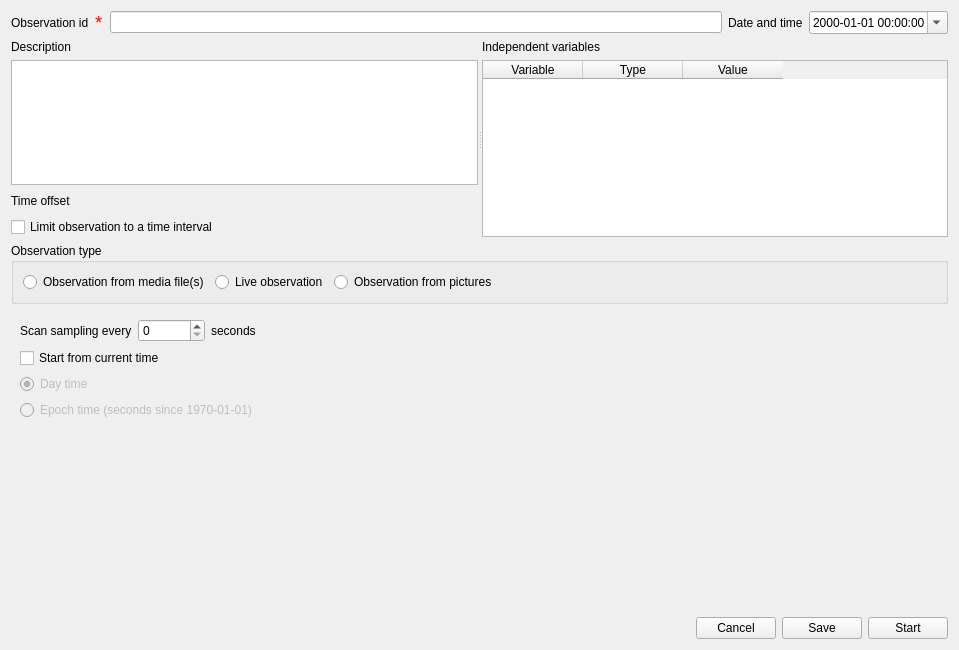
olivierfriard/BORIS, file boris/observation.ui: the form before one commit.
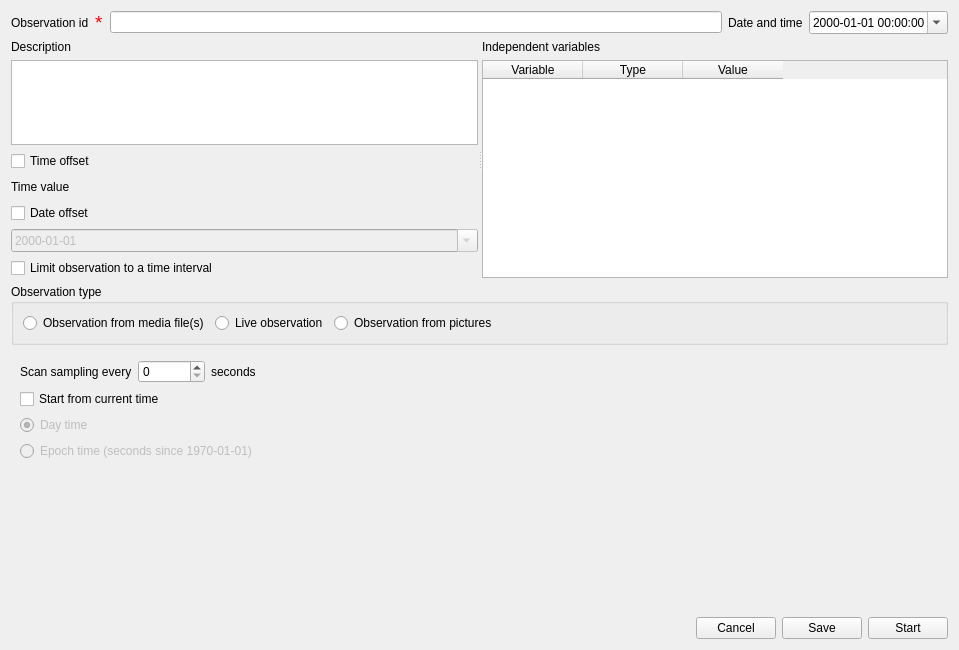
The form after the commit. The open tabs and pages were chosen to show the change.

Commit message: implement date offset for observations

```diff
--- a/boris/observation.ui
+++ b/boris/observation.ui
@@ -102,12 +102,19 @@
          </property>
         </widget>
        </item>
+       <item>
+        <widget class="QCheckBox" name="cb_time_offset">
+         <property name="text">
+          <string>Time offset</string>
+         </property>
+        </widget>
+       </item>
        <item>
         <layout class="QHBoxLayout" name="horizontalLayout_6">
          <item>
           <widget class="QLabel" name="lbTimeOffset">
            <property name="text">
-            <string>Time offset</string>
+            <string>Time value</string>
            </property>
           </widget>
          </item>
@@ -126,6 +133,26 @@
          </item>
         </layout>
        </item>
+       <item>
+        <widget class="QCheckBox" name="cb_date_offset">
+         <property name="text">
+          <string>Date offset</string>
+         </property>
+        </widget>
+       </item>
+       <item>
+        <widget class="QDateEdit" name="de_date_offset">
+         <property name="enabled">
+          <bool>false</bool>
+         </property>
+         <property name="displayFormat">
+          <string>yyyy-MM-dd</string>
+         </property>
+         <property name="calendarPopup">
+          <bool>true</bool>
+         </property>
+        </widget>
+       </item>
        <item>
         <widget class="QCheckBox" name="cb_observation_time_interval">
          <property name="text">
```
Left out of the diff: 2 changed lines with no effect on the pictures. The commit also changes 5 other files.
